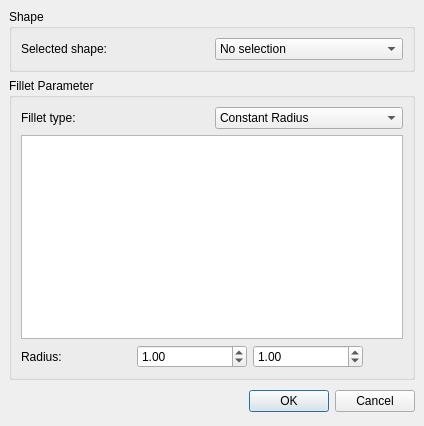
This is src/Mod/Part/Gui/DlgFilletEdges.ui in berndhahnebach/All_FreeCAD as Qt 5 draws it before an edit. The edited form follows.
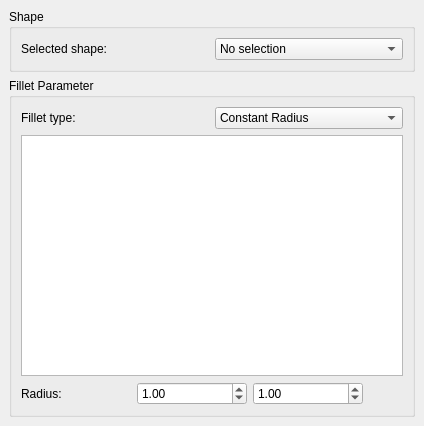
This is the edited form.

Commit message: + prepare fillet dialog to be used in task panel + use locale to show floating numbers in property editor + use boolean as return value for TaskDialog * fix several flaws (const correctness) in TaskDialog

```diff
--- a/src/Mod/Part/Gui/DlgFilletEdges.ui
+++ b/src/Mod/Part/Gui/DlgFilletEdges.ui
@@ -3,8 +3,8 @@
  <comment></comment>
  <exportmacro></exportmacro>
  <class>PartGui::DlgFilletEdges</class>
- <widget class="QDialog" name="PartGui::DlgFilletEdges" >
-  <property name="geometry" >
+ <widget class="QWidget" name="PartGui::DlgFilletEdges">
+  <property name="geometry">
    <rect>
     <x>0</x>
     <y>0</y>
@@ -34,14 +34,14 @@
       <property name="spacing" >
        <number>6</number>
       </property>
-      <item row="2" column="0" colspan="2" >
-       <layout class="QHBoxLayout" >
-        <property name="margin" >
-         <number>0</number>
-        </property>
-        <property name="spacing" >
+      <item row="2" column="0" colspan="2">
+       <layout class="QHBoxLayout">
+        <property name="spacing">
          <number>6</number>
         </property>
+        <property name="margin">
+         <number>0</number>
+        </property>
         <item>
          <widget class="QLabel" name="label_2" >
           <property name="text" >
@@ -54,8 +54,8 @@
           <property name="singleStep" >
            <double>0.1</double>
           </property>
-          <property name="value" >
-           <double>1</double>
+          <property name="value">
+           <double>1.000000000000000</double>
           </property>
          </widget>
         </item>
@@ -64,8 +64,8 @@
           <property name="singleStep" >
            <double>0.1</double>
           </property>
-          <property name="value" >
-           <double>1</double>
+          <property name="value">
+           <double>1.000000000000000</double>
           </property>
          </widget>
         </item>
@@ -114,46 +114,9 @@
      </layout>
     </widget>
    </item>
-   <item row="2" column="0" >
-    <layout class="QHBoxLayout" >
-     <property name="margin" >
-      <number>0</number>
-     </property>
-     <property name="spacing" >
-      <number>6</number>
-     </property>
-     <item>
-      <spacer>
-       <property name="orientation" >
-        <enum>Qt::Horizontal</enum>
-       </property>
-       <property name="sizeHint" >
-        <size>
-         <width>131</width>
-         <height>31</height>
-        </size>
-       </property>
-      </spacer>
-     </item>
-     <item>
-      <widget class="QPushButton" name="okButton" >
-       <property name="text" >
-        <string>OK</string>
-       </property>
-      </widget>
-     </item>
-     <item>
-      <widget class="QPushButton" name="cancelButton" >
-       <property name="text" >
-        <string>Cancel</string>
-       </property>
-      </widget>
-     </item>
-    </layout>
-   </item>
-   <item row="0" column="0" >
-    <widget class="QGroupBox" name="groupBox" >
-     <property name="title" >
+   <item row="0" column="0">
+    <widget class="QGroupBox" name="groupBox">
+     <property name="title">
       <string>Shape</string>
      </property>
      <layout class="QHBoxLayout" >
```
Left out of the diff: 122 changed lines with no effect on the pictures. The commit also changes 9 other files.
